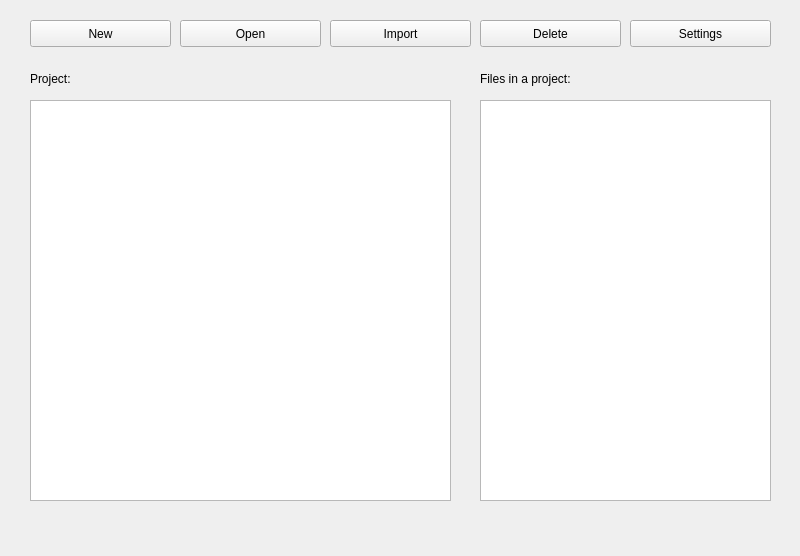
This is LTEsimGeneratorGUI/Ui/Windows/projectmanagement.ui in moniss23/junit4 as Qt 5 draws it before an edit. The edited form follows.
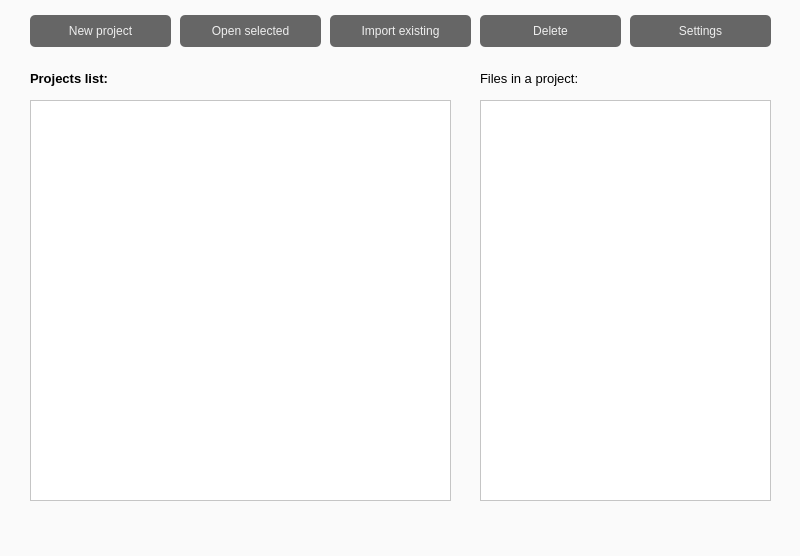
This is the edited form.

Commit message: Refreshed Project Management window UI

Diff of the .ui file:
```diff
--- a/LTEsimGeneratorGUI/Ui/Windows/projectmanagement.ui
+++ b/LTEsimGeneratorGUI/Ui/Windows/projectmanagement.ui
@@ -31,6 +31,9 @@
   <property name="windowTitle">
    <string>MainWindow</string>
   </property>
+  <property name="styleSheet">
+   <string notr="true">background-color: #fafafa;</string>
+  </property>
   <widget class="QWidget" name="centralwidget">
    <widget class="QLabel" name="label">
     <property name="geometry">
@@ -41,8 +44,15 @@
       <height>17</height>
      </rect>
     </property>
+    <property name="font">
+     <font>
+      <pointsize>10</pointsize>
+      <weight>75</weight>
+      <bold>true</bold>
+     </font>
+    </property>
     <property name="text">
-     <string>Project:</string>
+     <string>Projects list:</string>
     </property>
    </widget>
    <widget class="QListWidget" name="listWidget">
@@ -54,31 +64,64 @@
       <height>401</height>
      </rect>
     </property>
+    <property name="styleSheet">
+     <string notr="true">QListWidget#listWidget {
+	padding: 5px;
+	background-color: #fff;
+}
+QListWidget::item#listWidget:selected {
+	background-color:#666;
+}</string>
+    </property>
    </widget>
    <widget class="QPushButton" name="openProject_Button">
     <property name="geometry">
      <rect>
       <x>180</x>
-      <y>20</y>
+      <y>15</y>
       <width>141</width>
-      <height>27</height>
+      <height>32</height>
      </rect>
     </property>
+    <property name="styleSheet">
+     <string notr="true">QPushButton#openProject_Button { 
+	color: #eee;
+	border-radius:5px;
+	border-color: #eee;
+	background-color:#666666;
+}
+QPushButton#openProject_Button:hover:!pressed{
+	color: #000;
+	background-color:#ffd700;
+}</string>
+    </property>
     <property name="text">
-     <string>Open</string>
+     <string>Open selected</string>
     </property>
    </widget>
    <widget class="QPushButton" name="newProject_Button">
     <property name="geometry">
      <rect>
       <x>30</x>
-      <y>20</y>
+      <y>15</y>
       <width>141</width>
-      <height>27</height>
+      <height>32</height>
      </rect>
     </property>
+    <property name="styleSheet">
+     <string notr="true">QPushButton#newProject_Button { 
+	color: #eee;
+	border-radius:5px;
+	border-color: #eee;
+	background-color:#666666;
+}
+QPushButton#newProject_Button:hover:!pressed{
+	color: #000;
+	background-color:#ffd700;
+}</string>
+    </property>
     <property name="text">
-     <string>New</string>
+     <string>New project</string>
     </property>
    </widget>
    <widget class="QLabel" name="label_2">
@@ -90,6 +133,11 @@
       <height>17</height>
      </rect>
     </property>
+    <property name="font">
+     <font>
+      <pointsize>10</pointsize>
+     </font>
+    </property>
     <property name="text">
      <string>Files in a project:</string>
     </property>
@@ -103,16 +151,37 @@
       <height>401</height>
      </rect>
     </property>
+    <property name="styleSheet">
+     <string notr="true">QListWidget#listWidget_2 {
+	padding: 5px;
+	background-color: #fff;
+}
+QListWidget::item#listWidget_2:selected {
+	background-color:#666;
+}</string>
+    </property>
    </widget>
    <widget class="QPushButton" name="deleteProject_Button">
     <property name="geometry">
      <rect>
       <x>480</x>
-      <y>20</y>
+      <y>15</y>
       <width>141</width>
-      <height>27</height>
+      <height>32</height>
      </rect>
     </property>
+    <property name="styleSheet">
+     <string notr="true">QPushButton#deleteProject_Button { 
+	color: #eee;
+	border-radius:5px;
+	border-color: #eee;
+	background-color:#666666;
+}
+QPushButton#deleteProject_Button:hover:!pressed{
+	color: #000;
+	background-color:#ffd700;
+}</string>
+    </property>
     <property name="text">
      <string>Delete</string>
     </property>
@@ -121,24 +190,48 @@
     <property name="geometry">
      <rect>
       <x>330</x>
-      <y>20</y>
+      <y>15</y>
       <width>141</width>
-      <height>27</height>
+      <height>32</height>
      </rect>
     </property>
+    <property name="styleSheet">
+     <string notr="true">QPushButton#importProject_Button { 
+	color: #eee;
+	border-radius:5px;
+	border-color: #eee;
+	background-color:#666666;
+}
+QPushButton#importProject_Button:hover:!pressed{
+	color: #000;
+	background-color:#ffd700;
+}</string>
+    </property>
     <property name="text">
-     <string>Import</string>
+     <string>Import existing</string>
     </property>
    </widget>
    <widget class="QPushButton" name="settings_Button">
     <property name="geometry">
      <rect>
       <x>630</x>
-      <y>20</y>
+      <y>15</y>
       <width>141</width>
-      <height>27</height>
+      <height>32</height>
      </rect>
     </property>
+    <property name="styleSheet">
+     <string notr="true">QPushButton#settings_Button { 
+	color: #eee;
+	border-radius:5px;
+	border-color: #eee;
+	background-color:#666666;
+}
+QPushButton#settings_Button:hover:!pressed{
+	color: #000;
+	background-color:#ffd700;
+}</string>
+    </property>
     <property name="text">
      <string>Settings</string>
     </property>
@@ -150,7 +243,7 @@
      <x>0</x>
      <y>0</y>
      <width>800</width>
-     <height>21</height>
+     <height>19</height>
     </rect>
    </property>
   </widget>
```
The commit also changes 9 other files.
